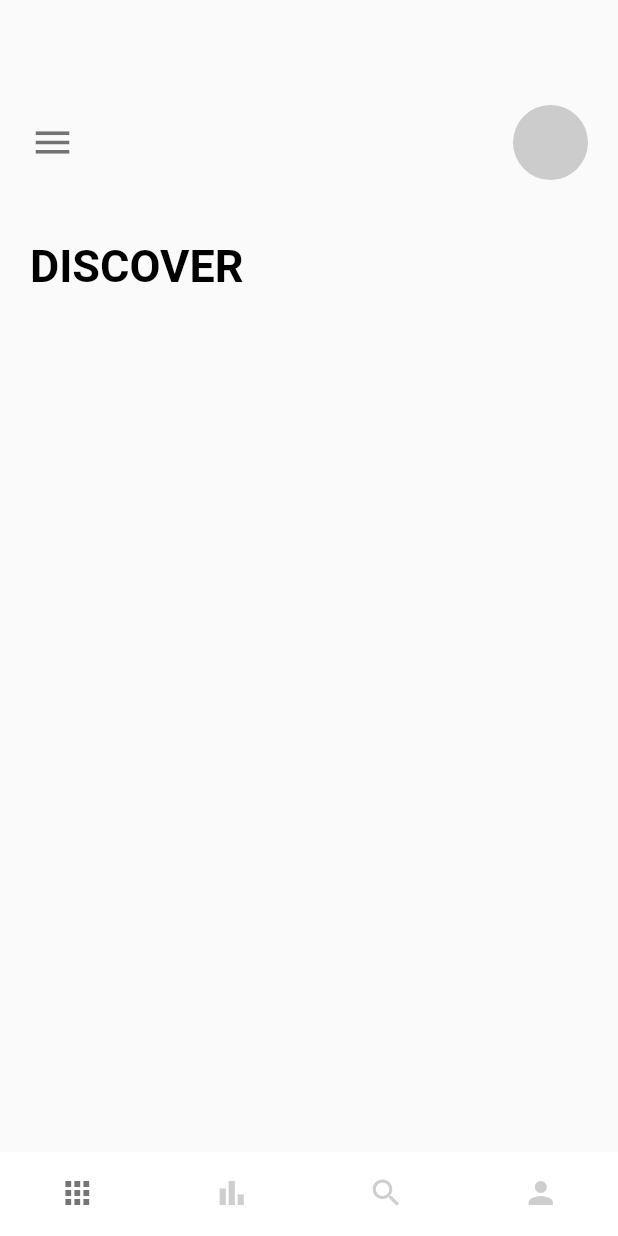
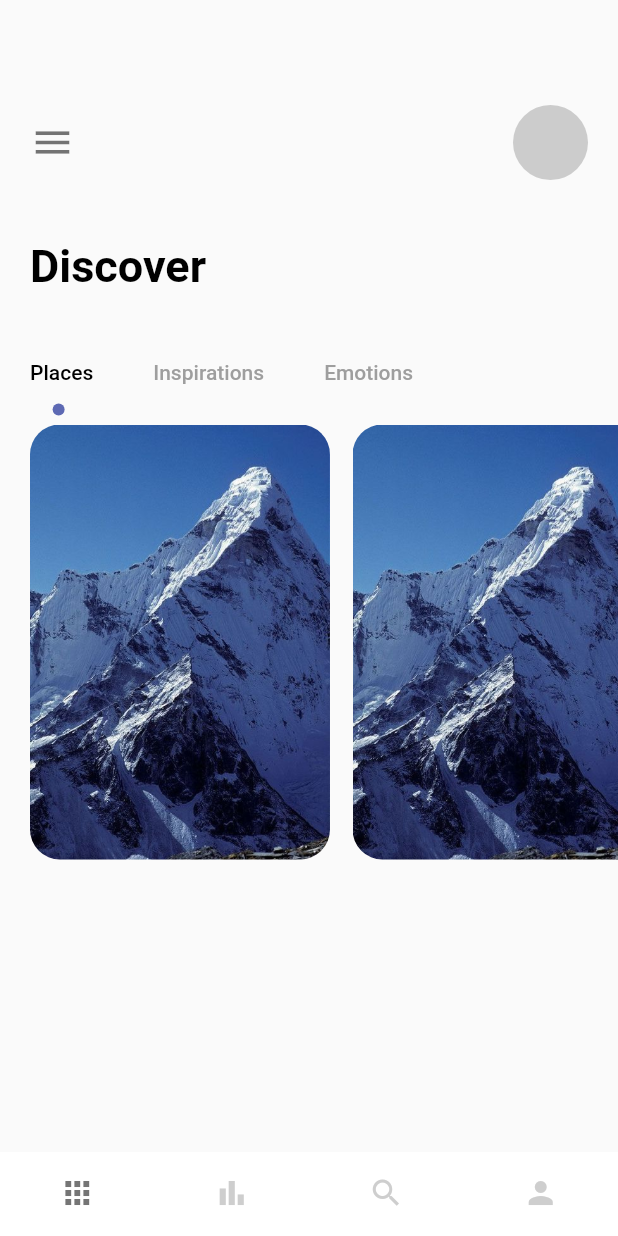
Before and after one commit to shagun-21/traviaa, a Flutter app: the screen it shows after launch, on a phone screen of 412 x 824 dp. Run offline on Flutter 3.47's test engine with Material 2 defaults, Android fonts, the phone set to English and light mode, and no system bars.

Commit message:
completed till 1:36:34

```diff
--- a/lib/pages/navpages/home_page.dart
+++ b/lib/pages/navpages/home_page.dart
@@ -1,5 +1,7 @@
 import 'package:flutter/material.dart';
+import 'package:traviaa/misc/colors.dart';
 import 'package:traviaa/widgets/app_large_text.dart';
+
 
 class HomePage extends StatefulWidget {
   const HomePage({ Key? key }) : super(key: key);
@@ -8,9 +10,10 @@ class HomePage extends StatefulWidget {
   State<HomePage> createState() => _HomePageState();
 }
 
-class _HomePageState extends State<HomePage> {
+class _HomePageState extends State<HomePage> with TickerProviderStateMixin {
   @override
   Widget build(BuildContext context) {
+    TabController _tabController = TabController(length: 3, vsync: this);
     return Scaffold(
       //main column starts from here
       body: Column(crossAxisAlignment: CrossAxisAlignment.start,
@@ -34,11 +37,95 @@ class _HomePageState extends State<HomePage> {
           ]),
         ),
         SizedBox(height: 40,),
+        //discover text container
         Container(
           margin: EdgeInsets.only(left: 20),
-          child: AppLargeText(text: "DISCOVER"),
-        )
+          child: AppLargeText(text: "Discover"),
+
+        ),
+         SizedBox(height: 30,),
+         Container(
+
+           child: Align(
+             alignment: Alignment.centerLeft,
+             child: TabBar(
+               indicator: circleTabIndicator(color: AppColors.mainColor, radius: 4),
+               indicatorSize: TabBarIndicatorSize.label,
+               labelPadding: const EdgeInsets.only(left: 20,right: 20),
+               isScrollable: true,
+               labelColor: Colors.black,
+               unselectedLabelColor: Colors.grey,
+               controller: _tabController
+               ,tabs: [
+
+               Tab(text: "Places"),
+               Tab(text:"Inspirations"),
+               Tab(text: "Emotions",)
+             ]),
+           ),
+         ),
+         Container(
+           padding: const EdgeInsets.only(left: 20),
+           height: 300,
+           width: double.maxFinite,
+           child: TabBarView(
+             controller: _tabController,
+             children: [
+               ListView.builder(
+                 scrollDirection: Axis.horizontal,
+                 itemCount: 3,
+                 itemBuilder: (BuildContext context, int index) {
+                   return Container(
+                     margin: const EdgeInsets.only(right: 15,top: 10),
+                   width: 200,
+                   height: 300,
+                   decoration: BoxDecoration(
+                     borderRadius: BorderRadius.circular(20),
+                     image: DecorationImage(image: AssetImage("lib/img/mountain.jpeg"),
+                     fit: BoxFit.cover)
+
+                   ),
+                 );
+                  },
+
+               ),
+              Text("there"),
+              Text("bye")
+             ],
+           ),
+         ),
+      //start from here now
+
       ]),
     );
   }
 }
+
+class circleTabIndicator extends Decoration{
+  final Color color;
+  double radius;
+  circleTabIndicator({required this.color,required this.radius});
+  @override
+  BoxPainter createBoxPainter([VoidCallback? onChanged]) {
+    // TODO: implement createBoxPainter
+    return _circlePainter(color:color,radius:radius);
+  }
+
+
+
+}
+ class _circlePainter extends BoxPainter{
+   final Color color;
+  double radius;
+  _circlePainter({required this.color,required this.radius});
+  @override
+  void paint(Canvas canvas, Offset offset, ImageConfiguration configuration) {
+    // TODO: implement paint
+    Paint _paint=Paint();
+    _paint.color=color;
+    _paint.isAntiAlias=true;
+    final Offset circleOffset =Offset(configuration.size!.width/2-radius/2,configuration.size!.height);
+    canvas.drawCircle(offset+circleOffset, radius, _paint);
+  }
+
+  }
```
